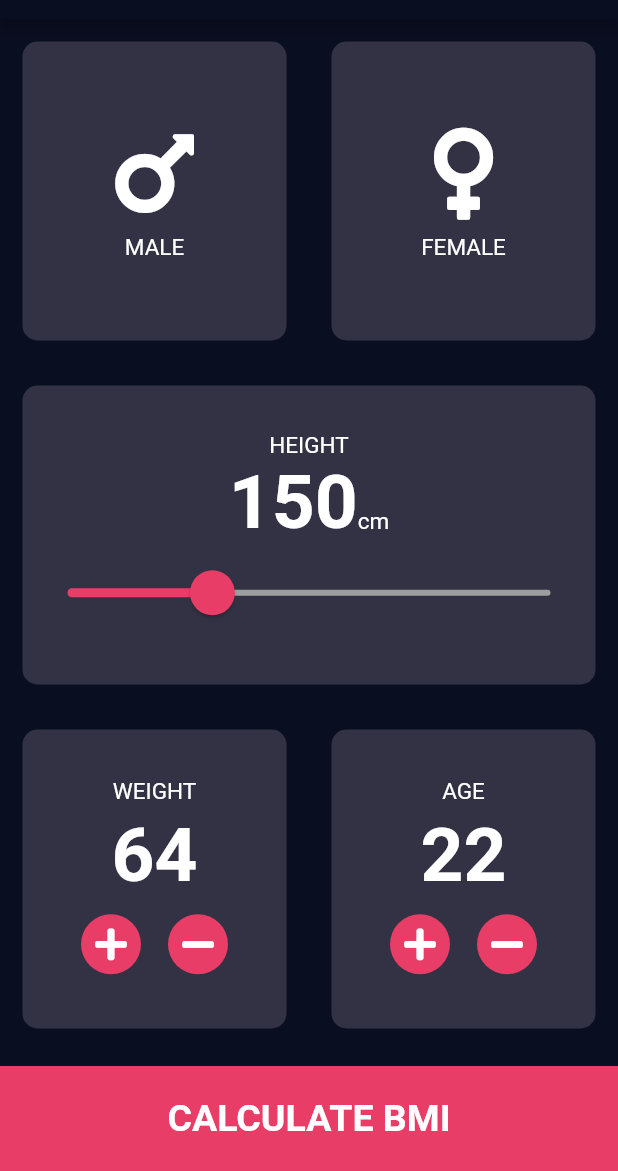
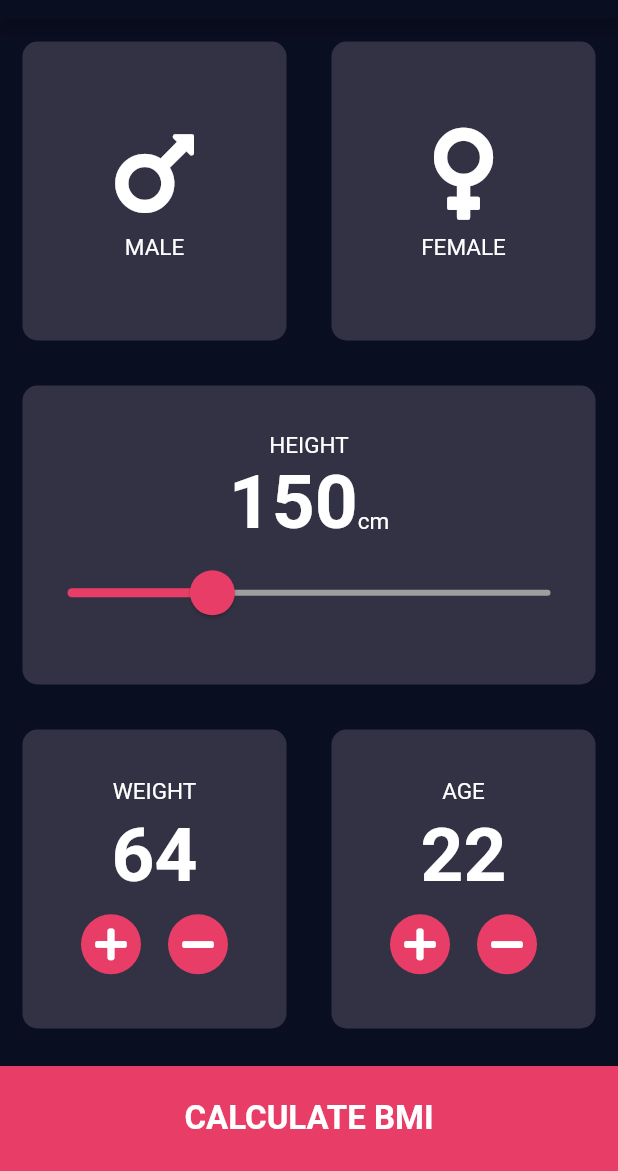
Before and after one commit to rokydas/bmi-calculator, a Flutter app: the screen it shows after launch, after a tap on an icon or button, on a phone screen of 412 x 824 dp, the part 65-1236 px from its top. Run offline on Flutter 3.47's test engine with Material 2 defaults, Android fonts, the phone set to English and light mode, and no system bars; our stand-ins replace font_awesome_flutter, hexcolor.

Commit message:
input page refactor and result page design done

```diff
--- a/lib/common_styles.dart
+++ b/lib/common_styles.dart
@@ -15,3 +15,19 @@ const kNumberStyle = TextStyle(
     fontSize: 50,
     fontWeight: FontWeight.bold
 );
+
+const kHeadingStyle = TextStyle(
+    fontSize: 22,
+    fontWeight: FontWeight.bold
+);
+
+const kLargeHeadingStyle = TextStyle(
+    fontSize: 40,
+    fontWeight: FontWeight.bold,
+);
+
+const kBmiResultStyle = TextStyle(
+    fontSize: 25,
+    fontWeight: FontWeight.bold,
+    color: Colors.green,
+);
--- a/lib/inputPage.dart
+++ b/lib/inputPage.dart
@@ -159,18 +159,17 @@ class _InputPageState extends State<InputPage> {
                 ],
               ),
             ),
-            Container(
-              color: HexColor('#e83d66'),
-              margin: EdgeInsets.only(top: 10),
-              width: double.infinity,
-              height: kBottomButtonHeight,
-              child: Center(
-                child: Text(
-                    'CALCULATE BMI',
-                    style: TextStyle(
-                      fontSize: 25,
-                      fontWeight: FontWeight.bold
-                    ),
+            GestureDetector(
+              onTap: () {
+                Navigator.pushNamed(context, '/result-screen');
+              },
+              child: Container(
+                color: HexColor('#e83d66'),
+                margin: EdgeInsets.only(top: 10),
+                width: double.infinity,
+                height: kBottomButtonHeight,
+                child: Center(
+                  child: Text('CALCULATE BMI', style: kHeadingStyle),
                 ),
               ),
             ),
--- a/lib/main.dart
+++ b/lib/main.dart
@@ -1,6 +1,6 @@
 import 'package:bmi_calculator/inputPage.dart';
+import 'package:bmi_calculator/result_page.dart';
 import 'package:flutter/material.dart';
-import 'package:hexcolor/hexcolor.dart';
 
 void main() => runApp(BMICalculator());
 
@@ -12,7 +12,11 @@ class BMICalculator extends StatelessWidget {
           primaryColor: Color(0xFF0A0E21),
           scaffoldBackgroundColor: Color(0xFF0A0E21),
       ),
-      home: InputPage(),
+      initialRoute: '/input-screen',
+      routes: {
+        '/input-screen': (context) => InputPage(),
+        '/result-screen': (context) => ResultPage()
+      },
     );
   }
 }
```
Also changed, not shown: lib/result_page.dart (added, +39 -0 lines).
